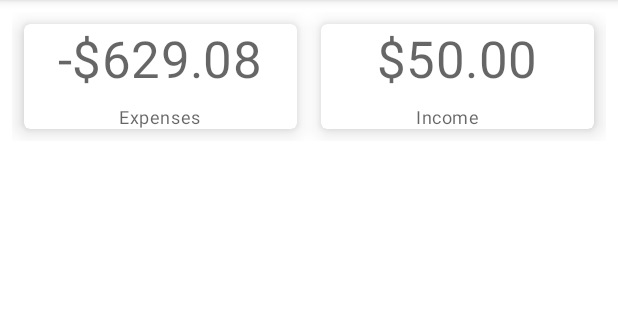
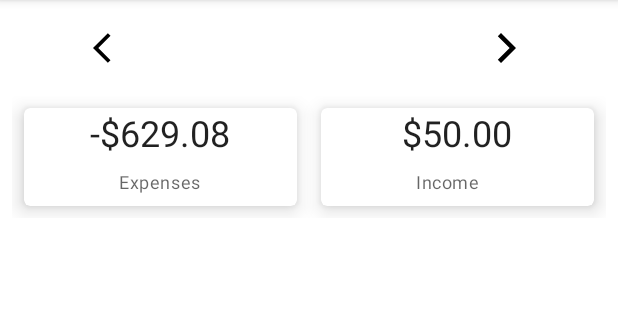
Before and after one commit to mayurdw/BankStatementReader, an Android app: the screen it shows after launch (MainActivity), on a phone screen of 412 x 824 dp, the part 84-404 px from its top. Run offline under Robolectric (Android 15) with nearby library versions, the phone set to English and light mode, and no system bars; our stand-ins replace data binding; 1 statement that could not run was skipped.

Commit message:
Layout of the home screen sorted

```diff
--- a/app/build.gradle
+++ b/app/build.gradle
@@ -45,6 +45,7 @@ dependencies {
     def nav_version = "2.4.2"
     def room_version = "2.4.2"
     def hilt_version = "2.38.1"
+    def drag_drop_version = "1.0.0"
 
 
     /* Core libraries */
@@ -74,10 +75,11 @@ dependencies {
     // optional - Test helpers
     testImplementation "androidx.room:room-testing:$room_version"
     // For Robolectric tests.
-    testImplementation 'com.google.dagger:hilt-android-testing:2.38.1'
+    testImplementation "com.google.dagger:hilt-android-testing:$hilt_version"
     // ...with Kotlin.
-    kaptTest 'com.google.dagger:hilt-android-compiler:2.38.1'
-
+    kaptTest "com.google.dagger:hilt-android-compiler:$hilt_version"
+    // Drag and drop
+    implementation "androidx.draganddrop:draganddrop:$drag_drop_version"
 
     /* Android Tests */
     androidTestImplementation 'androidx.test.ext:junit:1.1.3'
@@ -86,7 +88,7 @@ dependencies {
     // Testing Navigation
     androidTestImplementation "androidx.navigation:navigation-testing:$nav_version"
     // For instrumented tests.
-    androidTestImplementation 'com.google.dagger:hilt-android-testing:2.38.1'
+    androidTestImplementation "com.google.dagger:hilt-android-testing:$hilt_version"
     // ...with Kotlin.
-    kaptAndroidTest 'com.google.dagger:hilt-android-compiler:2.38.1'
+    kaptAndroidTest "com.google.dagger:hilt-android-compiler:$hilt_version"
 }
--- a/app/src/main/java/com/mayurdw/bankstatementreader/view/HomeViewModel.kt
+++ b/app/src/main/java/com/mayurdw/bankstatementreader/view/HomeViewModel.kt
@@ -1,20 +1,24 @@
 package com.mayurdw.bankstatementreader.view
 
+import android.text.format.DateUtils
 import androidx.lifecycle.LiveData
 import androidx.lifecycle.MutableLiveData
 import androidx.lifecycle.ViewModel
 import com.mayurdw.bankstatementreader.Repository
+import java.time.Month
 
 class HomeViewModel : ViewModel() {
     /* MutableLiveData */
     private val _totalExpenses : MutableLiveData<String> = MutableLiveData()
     private val _totalIncome : MutableLiveData<String> = MutableLiveData()
-
+    private val _month : MutableLiveData<Month> = MutableLiveData(Month.APRIL)
     /* Live Data */
     val totalExpenses : LiveData<String>
         get() = this._totalExpenses
     val totalIncome : LiveData<String>
         get() = this._totalIncome
+    val month: LiveData<Month>
+        get() = this._month
 
     init {
         // Load data
--- /dev/null
+++ b/app/src/main/res/drawable/ic_baseline_arrow_back_ios_24.xml
@@ -0,0 +1,10 @@
+<vector xmlns:android="http://schemas.android.com/apk/res/android"
+    android:width="24dp"
+    android:height="24dp"
+    android:viewportWidth="24"
+    android:viewportHeight="24">
+    <path
+
+        android:fillColor="?colorPrimaryDark"
+        android:pathData="M11.67,3.87L9.9,2.1 0,12l9.9,9.9 1.77,-1.77L3.54,12z" />
+</vector>
--- /dev/null
+++ b/app/src/main/res/drawable/ic_baseline_arrow_forward_ios_24.xml
@@ -0,0 +1,5 @@
+<vector android:height="24dp" android:tint="#000000"
+    android:viewportHeight="24" android:viewportWidth="24"
+    android:width="24dp" xmlns:android="http://schemas.android.com/apk/res/android">
+    <path android:fillColor="@android:color/white" android:pathData="M5.88,4.12L13.76,12l-7.88,7.88L8,22l10,-10L8,2z"/>
+</vector>
--- a/app/src/main/res/layout/fragment_home.xml
+++ b/app/src/main/res/layout/fragment_home.xml
@@ -15,6 +15,53 @@
         tools:context=".view.HomeFragment">
 
         <LinearLayout
+            android:id="@+id/month_switcher"
+            android:layout_width="match_parent"
+            android:layout_height="wrap_content"
+            android:layout_marginTop="8dp"
+            android:layout_marginStart="8dp"
+            android:layout_marginEnd="8dp"
+            android:orientation="horizontal"
+            app:layout_constraintBottom_toBottomOf="parent"
+            app:layout_constraintEnd_toEndOf="parent"
+            app:layout_constraintStart_toStartOf="parent"
+            app:layout_constraintTop_toTopOf="parent"
+            app:layout_constraintVertical_bias="0.0"
+            android:weightSum="3">
+
+            <ImageButton
+                android:id="@+id/imageButton"
+                android:layout_width="0dp"
+                android:layout_height="match_parent"
+                android:layout_weight="1"
+                android:background="@color/white"
+                android:contentDescription="@string/left_arrow_to_navigate_to_previous_month"
+                android:minHeight="48dp"
+                app:srcCompat="@drawable/ic_baseline_arrow_back_ios_24" />
+
+            <TextView
+                android:id="@+id/textView"
+                android:layout_width="0dp"
+                android:layout_height="match_parent"
+                android:layout_weight="1"
+                android:gravity="center"
+                android:text="@{viewModel.month.name()}"
+                style="@style/TextAppearance.Material3.BodyMedium"
+                tools:text="March"/>
+
+            <ImageButton
+                android:id="@+id/imageButton2"
+                android:layout_width="0dp"
+                android:layout_height="match_parent"
+                android:layout_weight="1"
+                android:background="@color/white"
+                android:contentDescription="@string/right_arrow_to_navigate_to_next_month"
+                android:minHeight="48dp"
+                app:srcCompat="@drawable/ic_baseline_arrow_forward_ios_24" />
+        </LinearLayout>
+
+        <LinearLayout
+            android:id="@+id/month_summary"
             android:layout_width="match_parent"
             android:layout_height="wrap_content"
             android:layout_marginStart="8dp"
@@ -25,17 +72,31 @@
             app:layout_constraintBottom_toBottomOf="parent"
             app:layout_constraintEnd_toEndOf="parent"
             app:layout_constraintStart_toStartOf="parent"
-            app:layout_constraintTop_toTopOf="parent"
+            app:layout_constraintTop_toBottomOf="@+id/month_switcher"
             app:layout_constraintVertical_bias="0.0">
 
-            <include layout="@layout/header_card_view"
-                app:amount = "@{viewModel.totalExpenses}"
-                app:label = "@{@string/expenses}"/>
+            <include
+                layout="@layout/header_card_view"
+                app:amount="@{viewModel.totalExpenses}"
+                app:label="@{@string/expenses}" />
 
-            <include layout="@layout/header_card_view"
-                app:amount = "@{viewModel.totalIncome}"
-                app:label = "@{@string/income}"/>
+            <include
+                layout="@layout/header_card_view"
+                app:amount="@{viewModel.totalIncome}"
+                app:label="@{@string/income}" />
 
         </LinearLayout>
+
+        <androidx.recyclerview.widget.RecyclerView
+            android:id="@+id/trans_type_summary"
+            android:layout_width="match_parent"
+            android:layout_height="0dp"
+            android:layout_marginTop="8dp"
+            android:layout_marginBottom="8dp"
+            app:layout_constraintBottom_toBottomOf="parent"
+            app:layout_constraintEnd_toEndOf="parent"
+            app:layout_constraintHorizontal_bias="0.0"
+            app:layout_constraintStart_toStartOf="parent"
+            app:layout_constraintTop_toBottomOf="@+id/month_summary" />
     </androidx.constraintlayout.widget.ConstraintLayout>
 </layout>
--- a/app/src/main/res/layout/header_card_view.xml
+++ b/app/src/main/res/layout/header_card_view.xml
@@ -30,7 +30,7 @@
 
             <TextView
                 android:id="@+id/income"
-                style="@style/TextAppearance.MaterialComponents.Headline4"
+                style="@style/TextAppearance.MaterialComponents.Headline5"
                 android:layout_width="wrap_content"
                 android:layout_height="0dp"
                 android:layout_weight="2"
@@ -44,6 +44,7 @@
                 android:layout_height="0dp"
                 android:layout_weight="1"
                 android:layout_marginTop="8dp"
+                android:layout_marginBottom="8dp"
                 android:text="@{ label }"
                 android:hint="@string/expenses"/>
         </LinearLayout>
--- a/app/src/main/res/values/strings.xml
+++ b/app/src/main/res/values/strings.xml
@@ -2,4 +2,6 @@
     <string name="app_name">BankStatementReader</string>
     <string name="expenses">Expenses</string>
     <string name="income">Income</string>
+    <string name="left_arrow_to_navigate_to_previous_month">Left Arrow to navigate to previous month</string>
+    <string name="right_arrow_to_navigate_to_next_month">Right arrow to navigate to next month</string>
 </resources>
```
